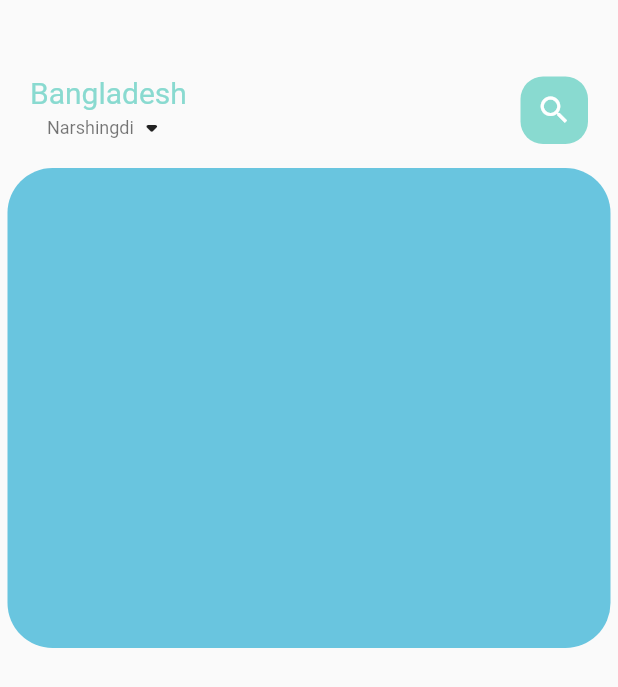
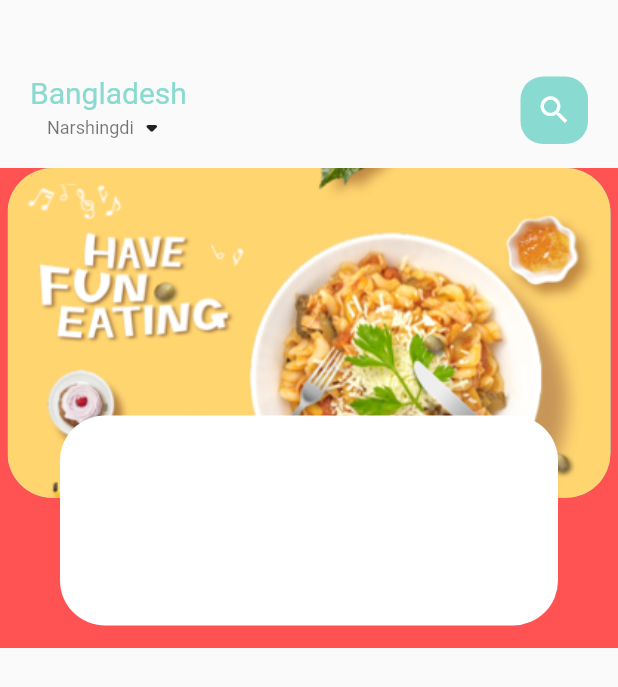
Before and after one commit to Thae00/food_delivery, a Flutter app: the screen it shows after launch, on a phone screen of 412 x 824 dp. Shown: the top 687 px of the screen. Run offline on Flutter 3.47's test engine with Material 2 defaults, Android fonts, the phone set to English and light mode, and no system bars.

Commit message:
updating img & container white with stack & align

```diff
--- a/lib/home/food_body_page.dart
+++ b/lib/home/food_body_page.dart
@@ -8,10 +8,12 @@ class FoodBodyPage extends StatefulWidget {
 }
 
 class _FoodBodyPageState extends State<FoodBodyPage> {
+
   @override
   Widget build(BuildContext context) {
     return Container(
       height: 320,
+      color: Colors.redAccent,
       child: PageView.builder(
         itemCount: 5,
         itemBuilder: (context, position) {
@@ -22,13 +24,32 @@ class _FoodBodyPageState extends State<FoodBodyPage> {
   }
 
   Widget _buildPageItem(int index) {
-    return Container(
+    return Stack(
+      children: [
+        Container(
           height: 220,
           margin: EdgeInsets.only(left: 5, right: 5),
           decoration: BoxDecoration(
             borderRadius: BorderRadius.circular(30),
             color: index.isEven ? Color(0xFF69c5df) : Color(0xFF9294cc),
+            image: DecorationImage(
+              image: AssetImage("assets/image/food0.png"),
+              fit: BoxFit.cover,
             ),
+          ),
+        ),
+        Align(
+          alignment: Alignment.bottomCenter,
+          child: Container(
+            height: 140,
+            margin: EdgeInsets.only(left: 40, right: 40, bottom: 15),
+            decoration: BoxDecoration(
+              borderRadius: BorderRadius.circular(30),
+              color: Colors.white,
+            ),
+          ),
+        ),
+      ],
     );
   }
 }
```
Lines whose indentation alone changed are shown as unchanged.
